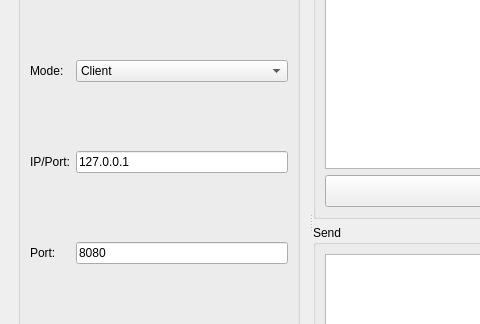
Before: the Qt Designer form mainwindow.ui in Jin-OK/QCOM, drawn with Qt 5; both pictures show x 0 to 480 and y 117 to 441 of the 1000 by 700 pixel window.
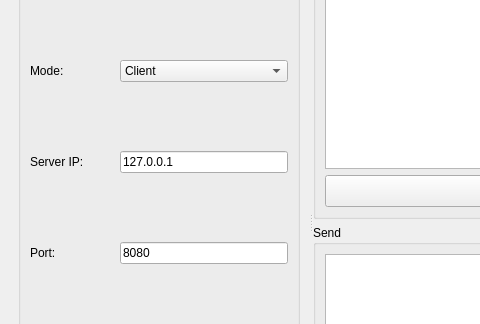
After: the same form once the commit is applied. The open tabs and pages were chosen to show the change.

Commit message:
Fix TCP IP editing, add colored Send/Recv labels
Changes:
- TCP IP field now always editable for both Client and Server modes
- [Send] label displayed in yellow/orange bold
- [Recv] label displayed in green bold
- Enabled rich text in receive area for colored display

The edit to the form file:
```diff
--- a/mainwindow.ui
+++ b/mainwindow.ui
@@ -214,7 +214,7 @@
                   </property>
                  </widget>
                 </item>
-                <item row="0" column="1">
+                <item row="0" column="1" colspan="2">
                  <widget class="QComboBox" name="cbTcpMode">
                   <item>
                    <property name="text">
@@ -231,11 +231,11 @@
                 <item row="1" column="0">
                  <widget class="QLabel" name="label_8">
                   <property name="text">
-                   <string>IP/Port:</string>
+                   <string>Server IP:</string>
                   </property>
                  </widget>
                 </item>
-                <item row="1" column="1">
+                <item row="1" column="1" colspan="2">
                  <widget class="QLineEdit" name="leTcpIP">
                   <property name="text">
                    <string>127.0.0.1</string>
@@ -249,7 +249,7 @@
                   </property>
                  </widget>
                 </item>
-                <item row="2" column="1">
+                <item row="2" column="1" colspan="2">
                  <widget class="QLineEdit" name="leTcpPort">
                   <property name="text">
                    <string>8080</string>
```
Left out of the diff: 6 changed lines with no effect on the pictures. The commit also changes 1 other file.
